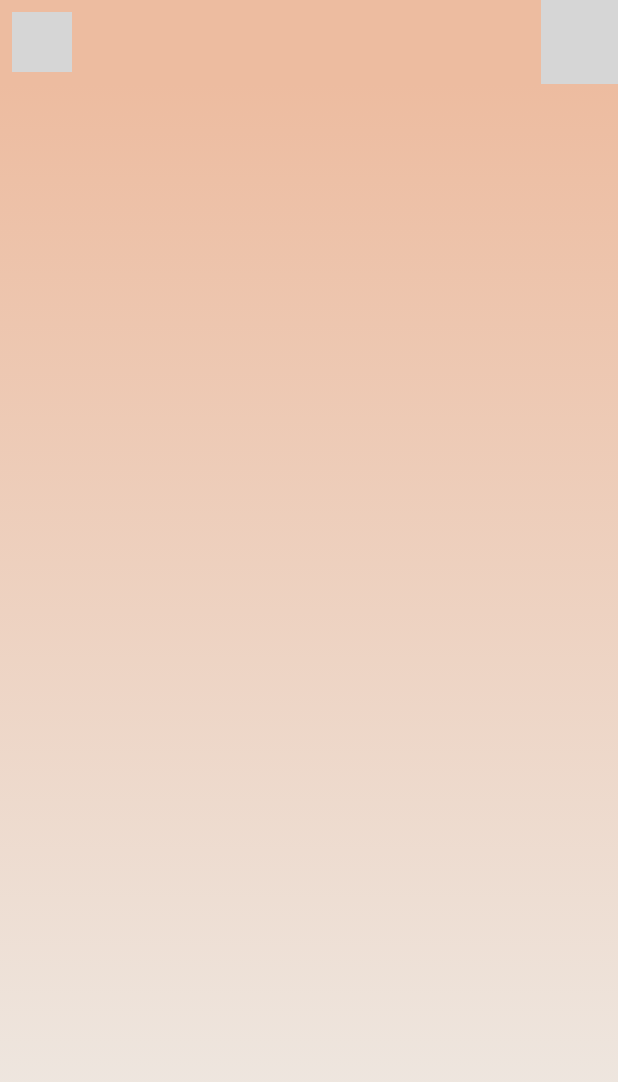
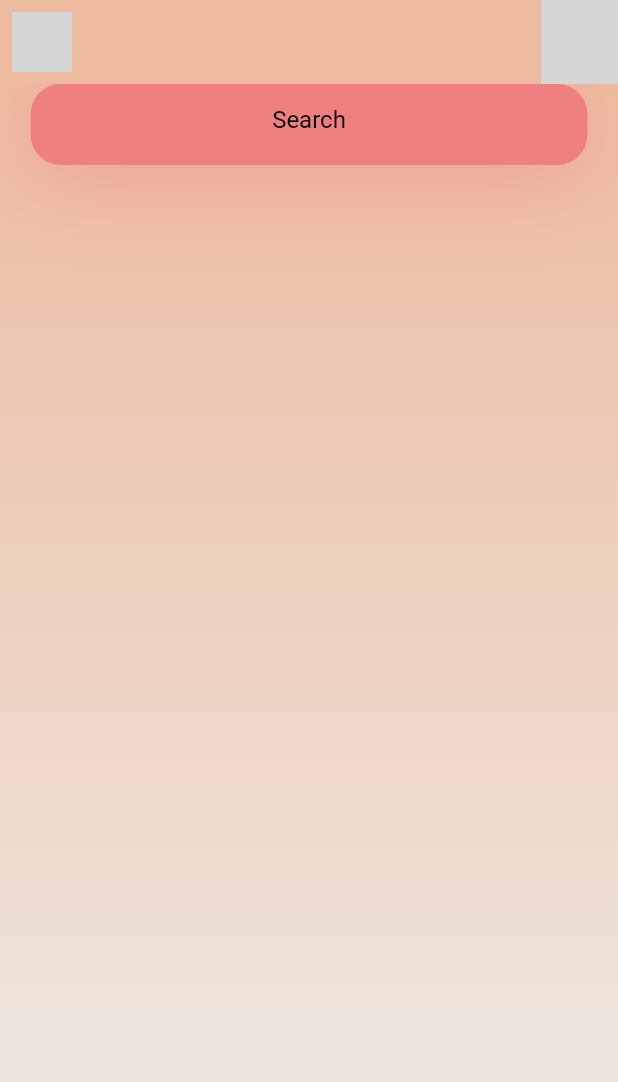
Before and after one commit to YashIngole/CureComm, a Flutter app: the screen it shows after launch, on a phone screen of 412 x 824 dp. Shown: the top 1082 px of the screen. Run offline on Flutter 3.47's test engine with Material 2 defaults, Android fonts, the phone set to English and light mode, and no system bars; our stand-ins replace flutter_svg; grey boxes are pictures that could not be loaded.

Commit message:
added search bar fixing dimensions

```diff
--- a/lib/body.dart
+++ b/lib/body.dart
@@ -1,22 +1,37 @@
-// import 'package:flutter/material.dart';
-// import 'package:healthchats/constants.dart';
+import 'package:flutter/material.dart';
+import 'package:healthchats/constants.dart';
 
-// class body extends StatelessWidget {
-//   @override
-//   Widget build(BuildContext context) {
-//     Size size = MediaQuery.of(context).size;
-//     return Column(
-//       children: <Widget>[
-//         Container(
-//           height: size.height * 0.2,
-//           child: Stack(children: <Widget>[
-//             Container(
-//               height: size.height * 0.2 - 27,
-//               decoration: BoxDecoration(color: kbackgroundColor),
-//             )
-//           ]),
-//         )
-//       ],
-//     );
-//   }
-// }
+class body extends StatelessWidget {
+  const body({super.key});
+
+  @override
+  Widget build(BuildContext context) {
+    return Container(
+      child: Container(
+        // height: 62,
+        // width: 344, //figma dimensions
+        margin: EdgeInsets.symmetric(horizontal: kdefaultpadding),
+        height: 54,
+        decoration: BoxDecoration(
+            color: ksearchcolor,
+            borderRadius: BorderRadius.circular(20),
+            boxShadow: [
+              BoxShadow(
+                offset: Offset(0, 10),
+                blurRadius: 50,
+                color: ksearchcolor.withOpacity(0.5),
+              )
+            ]),
+        child: TextField(
+          textAlign: TextAlign.center,
+          decoration: InputDecoration(
+            hintText: "Search",
+            hintStyle: TextStyle(color: Colors.black),
+            enabledBorder: InputBorder.none,
+            focusedBorder: InputBorder.none,
+          ),
+        ),
+      ),
+    );
+  }
+}
--- a/lib/constants.dart
+++ b/lib/constants.dart
@@ -2,3 +2,5 @@ import 'package:flutter/material.dart';
 
 const Ktextcolor = Color.fromARGB(0, 198, 109, 108);
 const kbackgroundColor = Color.fromARGB(216, 249, 185, 177);
+const kdefaultpadding = 20.4;
+const ksearchcolor = const Color(0xffF08080);
--- a/lib/home.dart
+++ b/lib/home.dart
@@ -11,7 +11,7 @@ class Home extends StatelessWidget {
       body: Stack(
         children: [
           BackgroundGradient(),
-          // body(),
+          body(),
         ],
       ),
       backgroundColor:
```
